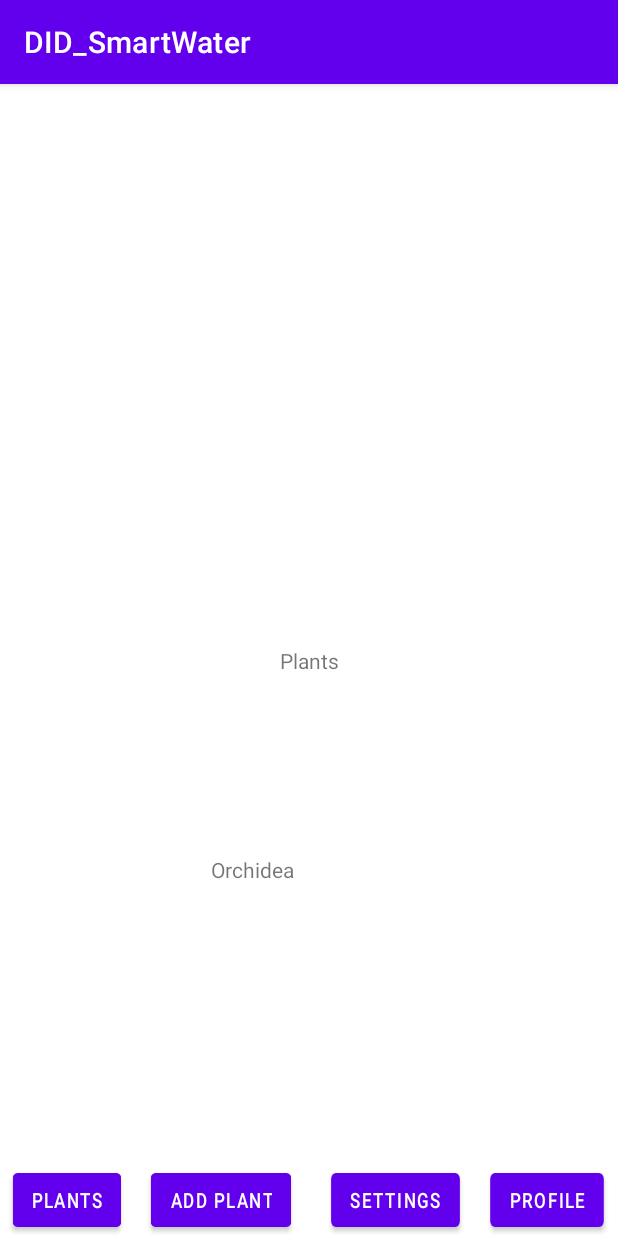
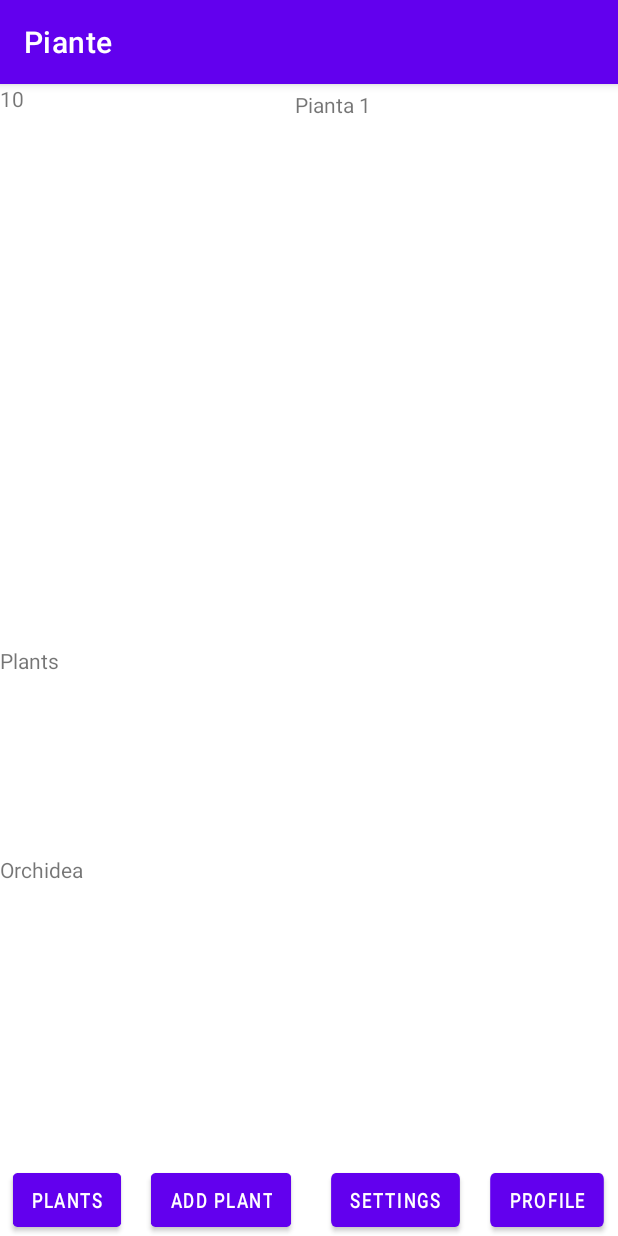
Before and after one commit to federicotassino/DID_SmartWater, an Android app: the screen it shows after launch (MainActivity), on a phone screen of 412 x 824 dp. Run offline under Robolectric (Android 15) with nearby library versions, the phone set to English and light mode, and no system bars.

Commit message:
Plant list implementation

```diff
--- /dev/null
+++ b/app/src/main/java/it/polito/did/did_smartwater/adapter/ItemAdapter.kt
@@ -0,0 +1,37 @@
+package it.polito.did.did_smartwater.adapter
+
+import android.content.Context
+import android.view.LayoutInflater
+import android.view.View
+import android.view.ViewGroup
+import android.widget.TextView
+import androidx.recyclerview.widget.RecyclerView
+import it.polito.did.did_smartwater.R
+import it.polito.did.did_smartwater.model.Plant
+
+class ItemAdapter(
+    private val context: Context,
+    private val dataset: List<Plant>
+) : RecyclerView.Adapter<ItemAdapter.ItemViewHolder>() {
+
+    class ItemViewHolder(private val view: View) : RecyclerView.ViewHolder(view) {
+        val textView: TextView = view.findViewById(R.id.plant_item_name)
+    }
+
+    override fun onCreateViewHolder(parent: ViewGroup, viewType: Int): ItemViewHolder {
+        // create a new view
+        val adapterLayout = LayoutInflater.from(parent.context)
+            .inflate(R.layout.plant_item, parent, false)
+
+        return ItemViewHolder(adapterLayout)
+    }
+
+    override fun onBindViewHolder(holder: ItemViewHolder, position: Int) {
+        val item = dataset[position]
+        holder.textView.text =  context.resources.getString(item.stringResourceId)
+    }
+
+    override fun getItemCount(): Int {
+        return dataset.size
+    }
+}
--- /dev/null
+++ b/app/src/main/java/it/polito/did/did_smartwater/data/DataSource.kt
@@ -0,0 +1,21 @@
+package it.polito.did.did_smartwater.data
+
+import it.polito.did.did_smartwater.model.Plant
+import it.polito.did.did_smartwater.R
+
+class DataSource {
+    fun loadPlants(): List<Plant>{
+        return listOf<Plant>(
+            Plant(R.string.plant1),
+            Plant(R.string.plant2),
+            Plant(R.string.plant3),
+            Plant(R.string.plant4),
+            Plant(R.string.plant5),
+            Plant(R.string.plant6),
+            Plant(R.string.plant7),
+            Plant(R.string.plant8),
+            Plant(R.string.plant9),
+            Plant(R.string.plant10),
+        )
+    }
+}
--- /dev/null
+++ b/app/src/main/java/it/polito/did/did_smartwater/model/Plant.kt
@@ -0,0 +1,4 @@
+package it.polito.did.did_smartwater.model
+
+data class Plant(val stringResourceId: Int) {
+}
--- a/app/src/main/java/it/polito/did/did_smartwater/ui/main/Plants.kt
+++ b/app/src/main/java/it/polito/did/did_smartwater/ui/main/Plants.kt
@@ -10,7 +10,10 @@ import android.widget.Button
 import android.widget.TextView
 import androidx.fragment.app.activityViewModels
 import androidx.navigation.fragment.findNavController
+import androidx.recyclerview.widget.RecyclerView
 import it.polito.did.did_smartwater.R
+import it.polito.did.did_smartwater.adapter.ItemAdapter
+import it.polito.did.did_smartwater.data.DataSource
 
 class Plants : Fragment(R.layout.plants) {
 
@@ -26,7 +29,6 @@ class Plants : Fragment(R.layout.plants) {
 
     private val viewModel by activityViewModels<MainViewModel>()
 
-
     override fun onViewCreated(view: View, savedInstanceState: Bundle?) {
         super.onViewCreated(view, savedInstanceState)
 
@@ -34,6 +36,10 @@ class Plants : Fragment(R.layout.plants) {
         val buttonAddPlants = view.findViewById<Button>(R.id.buttonAddPlants)
         val buttonSettings = view.findViewById<Button>(R.id.buttonSettings)
         val buttonProfile = view.findViewById<Button>(R.id.buttonProfile)
+        val plantList = view.findViewById<TextView>(R.id.plantList)
+        val plantListSize = view.findViewById<TextView>(R.id.textViewListSize)
+        val myDataSet = DataSource().loadPlants()
+        val recyclerView = view.findViewById<RecyclerView>(R.id.recyclerView)
 
         buttonAddPlants.setOnClickListener(){
             findNavController().navigate(R.id.action_plants_to_addPlant)
@@ -47,8 +53,12 @@ class Plants : Fragment(R.layout.plants) {
             findNavController().navigate(R.id.action_plants_to_profile)
         }
 
-        val plantList = view.findViewById<TextView>(R.id.plantList)
+
         plantList.text = viewModel.plantsList
+
+        plantListSize.text = DataSource().loadPlants().size.toString()
+
+        recyclerView.adapter = ItemAdapter(requireContext(), myDataSet)
     }
 
 }
--- /dev/null
+++ b/app/src/main/res/layout/plant_item.xml
@@ -0,0 +1,14 @@
+<?xml version="1.0" encoding="utf-8"?>
+<androidx.constraintlayout.widget.ConstraintLayout xmlns:android="http://schemas.android.com/apk/res/android"
+    xmlns:app="http://schemas.android.com/apk/res-auto"
+    android:layout_width="match_parent"
+    android:layout_height="match_parent">
+
+    <TextView
+        android:id="@+id/plant_item_name"
+        android:layout_width="wrap_content"
+        android:layout_height="wrap_content"
+        android:text="TextView"
+        app:layout_constraintStart_toStartOf="parent"
+        app:layout_constraintTop_toTopOf="parent" />
+</androidx.constraintlayout.widget.ConstraintLayout>
--- a/app/src/main/res/layout/plants.xml
+++ b/app/src/main/res/layout/plants.xml
@@ -8,12 +8,32 @@
     tools:context=".ui.main.Plants">
 
     <TextView
+        android:id="@+id/textViewListSize"
+        android:layout_width="wrap_content"
+        android:layout_height="wrap_content"
+        android:text="TextView"
+        app:layout_constraintStart_toStartOf="parent"
+        app:layout_constraintTop_toTopOf="parent" />
+
+    <androidx.recyclerview.widget.RecyclerView
+        android:id="@+id/recyclerView"
+        android:layout_width="210dp"
+        android:layout_height="111dp"
+        android:layout_marginTop="4dp"
+        android:scrollbars="vertical"
+        app:layoutManager="androidx.recyclerview.widget.LinearLayoutManager"
+        app:layout_constraintEnd_toEndOf="parent"
+        app:layout_constraintHorizontal_bias="0.968"
+        app:layout_constraintStart_toEndOf="@+id/message"
+        app:layout_constraintTop_toTopOf="parent"
+        tools:context=".MainActivity" />
+
+    <TextView
         android:id="@+id/message"
         android:layout_width="wrap_content"
         android:layout_height="wrap_content"
         android:text="Plants"
         app:layout_constraintBottom_toBottomOf="parent"
-        app:layout_constraintEnd_toEndOf="parent"
         app:layout_constraintStart_toStartOf="parent"
         app:layout_constraintTop_toTopOf="parent" />
 
@@ -23,7 +43,6 @@
         android:layout_height="86dp"
         android:text="Basilico"
         app:layout_constraintBottom_toTopOf="@+id/buttonSettings"
-        app:layout_constraintEnd_toEndOf="parent"
         app:layout_constraintStart_toStartOf="parent"
         app:layout_constraintTop_toBottomOf="@+id/message" />
 
--- a/app/src/main/res/values/strings.xml
+++ b/app/src/main/res/values/strings.xml
@@ -1,5 +1,13 @@
 <resources>
-    <string name="app_name">DID_SmartWater</string>
-    <!-- TODO: Remove or change this placeholder text -->
-    <string name="hello_blank_fragment">Hello blank fragment</string>
+    <string name="app_name">Piante</string>
+    <string name="plant1">Pianta 1</string>
+    <string name="plant2">Pianta 2</string>
+    <string name="plant3">Pianta 3</string>
+    <string name="plant4">Pianta 4</string>
+    <string name="plant5">Pianta 5</string>
+    <string name="plant6">Pianta 6</string>
+    <string name="plant7">Pianta 7</string>
+    <string name="plant8">Pianta 8</string>
+    <string name="plant9">Pianta 9</string>
+    <string name="plant10">Pianta 10</string>
 </resources>
```
